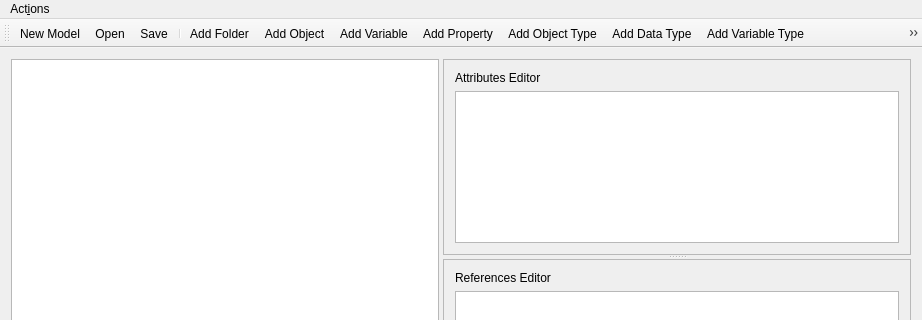
FreeOpcUa/opcua-modeler, file uamodeler/uamodeler_ui.ui: the form before one commit; both pictures show x 0 to 922 and y 0 to 320 of the 922 by 692 pixel window.
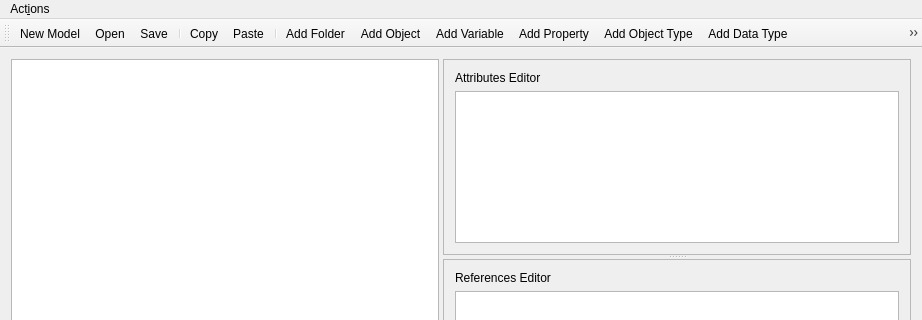
The form after the commit. Icons and pictures are not drawn.

Commit message: UI for copy paste

Diff of the .ui file:
```diff
--- a/uamodeler/uamodeler_ui.ui
+++ b/uamodeler/uamodeler_ui.ui
@@ -168,6 +168,9 @@
    <addaction name="actionOpen"/>
    <addaction name="actionSave"/>
    <addaction name="separator"/>
+   <addaction name="actionCopy"/>
+   <addaction name="actionPaste"/>
+   <addaction name="separator"/>
    <addaction name="actionAddFolder"/>
    <addaction name="actionAddObject"/>
    <addaction name="actionAddVariable"/>
@@ -264,6 +267,16 @@
     <string>Close current model</string>
    </property>
   </action>
+  <action name="actionCopy">
+   <property name="text">
+    <string>Copy</string>
+   </property>
+  </action>
+  <action name="actionPaste">
+   <property name="text">
+    <string>Paste</string>
+   </property>
+  </action>
  </widget>
  <layoutdefault spacing="6" margin="11"/>
  <resources/>
```
Left out of the diff: 2 changed lines with no effect on the pictures. The commit also changes 2 other files.
